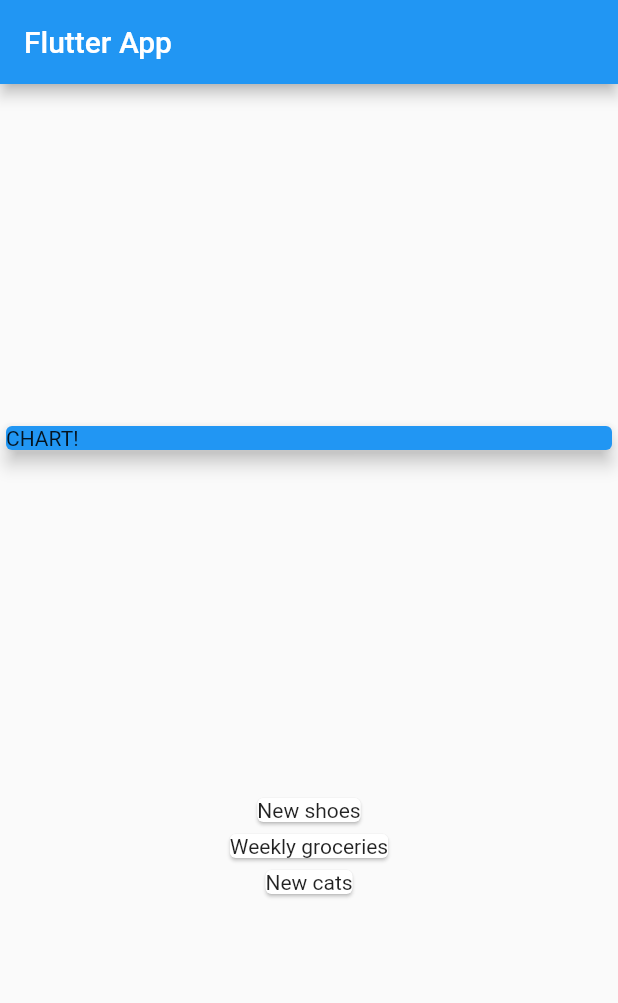
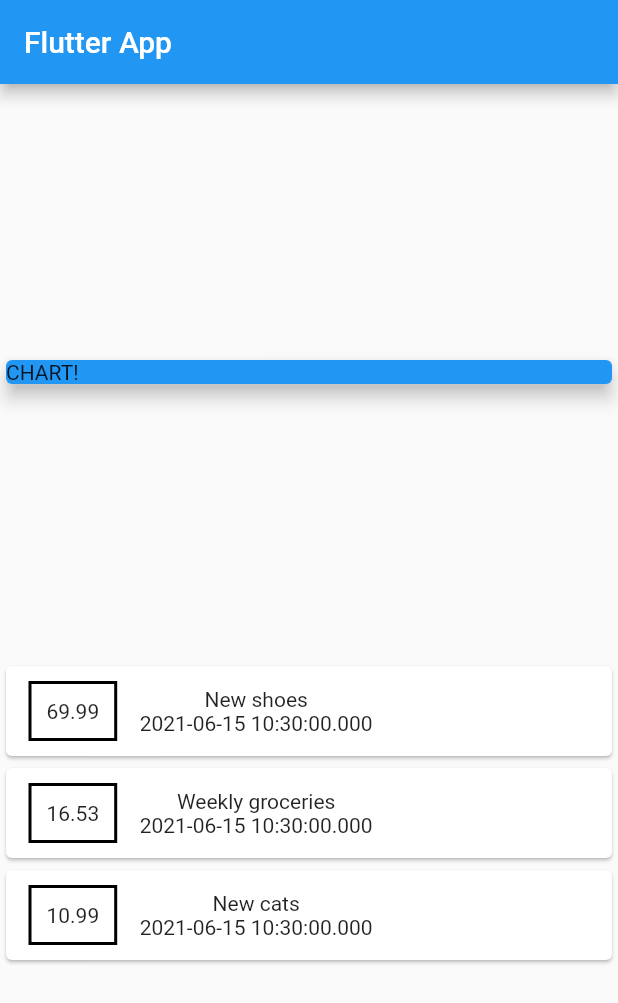
Before and after one commit to Mafe0394/expenses_planner, a Flutter app: the screen it shows after launch, on a phone screen of 412 x 824 dp. Shown: the top 1003 px of the screen. Run offline on Flutter 3.47's test engine with Material 2 defaults, Android fonts, the phone set to English and light mode, and no system bars.

Commit message:
Styling Container

```diff
--- a/lib/main.dart
+++ b/lib/main.dart
@@ -57,11 +57,33 @@ class MyHomePage extends StatelessWidget {
             ),
           ),
           Column(
-            children: transactions.map((transaction) {
+            children: transactions.map((tx) {
               return Card(
-                child: Text(transaction.title),
+                child: Row(
+                  children: [
+                    Container(
+                      margin: EdgeInsets.symmetric(
+                        vertical: 10,
+                        horizontal: 15,
+                      ),
+                      decoration: BoxDecoration(
+                          border: Border.all(
+                        color: Colors.black,
+                        width: 2,
+                      )),
+                      padding: EdgeInsets.all(10),
+                      child: Text(tx.amount.toString()),
+                    ),
+                    Column(
+                      children: [
+                        Text(tx.title),
+                        Text(tx.date.toString()),
+                      ],
+                    )
+                  ],
+                ),
               );
-            }).toList(),// map of transactions
+            }).toList(),
           )
         ],
       ),
```
